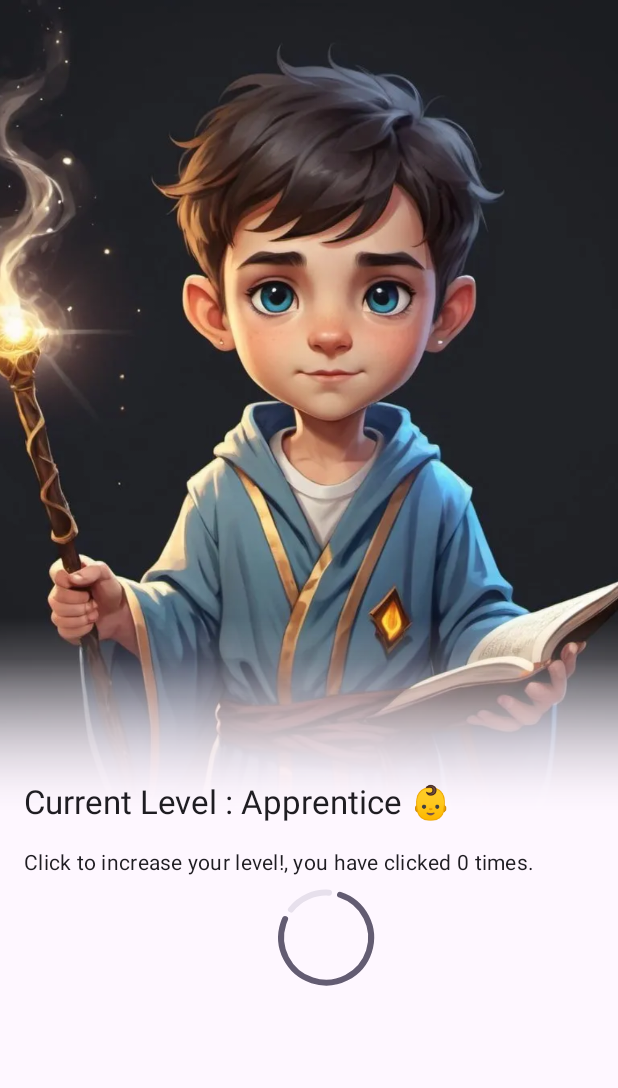
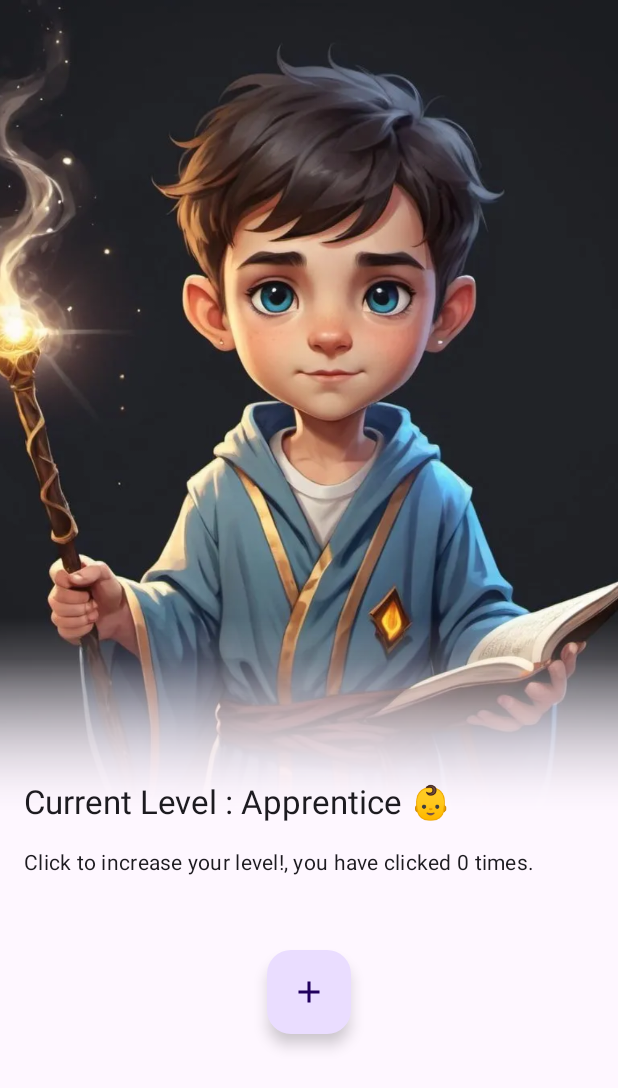
Before and after one commit to MuhammadKhoshnaw/localizedstring, an Android app built with Jetpack Compose: the @Preview function Preview, on a phone screen of 412 x 824 dp. Shown: the top 1088 px of the screen. Run offline under Robolectric (Android 15) with nearby library versions, the phone set to English and light mode, and no system bars.

Commit message:
Wraping up and adding article code

```diff
--- a/app/src/main/java/com/example/localizedstring/adapters/viewModel/LocalizedStringUtil.kt
+++ b/app/src/main/java/com/example/localizedstring/adapters/viewModel/LocalizedStringUtil.kt
@@ -30,7 +30,8 @@ fun LocalizedStringId.string(): String = string(LocalContext.current)
 
 // TODO: User your third party library to get the string if you have one
 @Suppress("UnusedReceiverParameter")
-fun LocalizedStringId.string(context: Context): String = context.getStringResourceByName(id)
+fun LocalizedStringId.string(context: Context): String =
+    context.getStringResourceByName(id, *args.toTypedArray())
 
 fun LocalizedRawString.string(): String = string
 
--- a/app/src/main/java/com/example/localizedstring/adapters/viewModel/ResourceUtils.kt
+++ b/app/src/main/java/com/example/localizedstring/adapters/viewModel/ResourceUtils.kt
@@ -41,7 +41,6 @@ fun Resources.string(@StringRes id: Int, vararg formatArgs: Any): String = runOr
     getString(id, *formatArgs)
 }
 
-
 private const val STRING_RESOURCE_TYPE = "string"
 
 @SuppressLint("DiscouragedApi")
--- a/app/src/main/java/com/example/localizedstring/entity/LocalizedStringUtils.kt
+++ b/app/src/main/java/com/example/localizedstring/entity/LocalizedStringUtils.kt
@@ -1,5 +1,3 @@
-@file:Suppress("unused")
-
 package com.example.localizedstring.entity
 
 fun localizedString(
--- a/app/src/main/java/com/example/localizedstring/framework/ui/screen/RankScreen.kt
+++ b/app/src/main/java/com/example/localizedstring/framework/ui/screen/RankScreen.kt
@@ -7,7 +7,6 @@ import androidx.compose.animation.core.AnimationConstants.DefaultDurationMillis
 import androidx.compose.animation.core.LinearEasing
 import androidx.compose.animation.core.tween
 import androidx.compose.foundation.layout.Box
-import androidx.compose.foundation.layout.BoxWithConstraints
 import androidx.compose.foundation.layout.Column
 import androidx.compose.foundation.layout.Spacer
 import androidx.compose.foundation.layout.fillMaxSize
@@ -36,13 +35,10 @@ import androidx.compose.runtime.remember
 import androidx.compose.runtime.setValue
 import androidx.compose.ui.Alignment
 import androidx.compose.ui.Modifier
-import androidx.compose.ui.draw.drawWithContent
-import androidx.compose.ui.graphics.BlendMode
-import androidx.compose.ui.graphics.Brush
 import androidx.compose.ui.graphics.Color
-import androidx.compose.ui.graphics.graphicsLayer
 import androidx.compose.ui.graphics.painter.ColorPainter
 import androidx.compose.ui.res.painterResource
+import androidx.compose.ui.res.stringResource
 import androidx.compose.ui.tooling.preview.Preview
 import androidx.compose.ui.unit.dp
 import androidx.hilt.navigation.compose.hiltViewModel
@@ -54,15 +50,10 @@ import com.example.localizedstring.adapters.viewModel.string
 import com.example.localizedstring.entity.LocalizedString
 import com.example.localizedstring.entity.localizedRowString
 import com.example.localizedstring.framework.ui.theme.LocalizedStringTheme
+import com.example.localizedstring.framework.ui.util.fadingEdge
+import com.example.localizedstring.framework.ui.util.topFade
 import kotlinx.coroutines.delay
 import kotlin.math.abs
-
-// TODO: implement universe decision logic upload some data to a fake
-//  BE and use localisedString to get the response
-
-// TODO: the response will be in string then implement that string id in the project
-
-// TODO: implement the animation and logic to reset the app after the universe decision
 
 @Composable
 fun RankScreen(
@@ -133,11 +124,16 @@ fun RankScreen(
                         .weight(1.2f),
                 )
 
-                Actions(
+                Box(
                     modifier = Modifier
                         .fillMaxWidth()
                         .weight(weight = 1f, fill = true)
-                        .padding(horizontal = 16.dp),
+                        .padding(horizontal = 16.dp)
+                        .fadingEdge(topFade)
+                ) {
+                    Actions(
+                        modifier = Modifier
+                            .fillMaxWidth(),
                         title = title,
                         body = body,
                         rankActions = rankActions,
@@ -149,9 +145,6 @@ fun RankScreen(
                     )
                 }
             }
-
-        BoxWithConstraints {
-
         }
     }
 }
@@ -192,21 +185,10 @@ private fun Actions(
     onTryAgain: () -> Unit,
     onOk: () -> Unit,
 ) {
+
     Column(
         modifier = modifier
-            .verticalScroll(rememberScrollState())
-            .graphicsLayer { alpha = 0.99F }
-            .drawWithContent {
-                drawContent()
-                drawRect(
-                    brush = Brush.verticalGradient(
-                        0f to Color.Transparent,
-                        0f to Color.Black,
-                    ),
-                    blendMode = BlendMode.DstIn
-                )
-            },
-
+            .verticalScroll(rememberScrollState()),
         horizontalAlignment = Alignment.Start,
         verticalArrangement = androidx.compose.foundation.layout.Arrangement.Top
     ) {
@@ -278,8 +260,8 @@ private fun Actions(
                         onClick = onResetExistence,
                     ) {
                         Text(
-                            text = if (buttonsEnabled) "Reset Existence"
-                            else "Reset Existence in $countDown",
+                            text = if (buttonsEnabled) stringResource(R.string.reset_existence_button)
+                            else stringResource(R.string.reset_existence_delay_button, countDown),
                         )
                     }
 
@@ -291,15 +273,20 @@ private fun Actions(
                         onClick = onForgeNewReality
                     ) {
                         Text(
-                            text = if (buttonsEnabled) "Forge a New Reality"
-                            else "Forge a New Reality in $countDown",
+                            text = if (buttonsEnabled) stringResource(R.string.forge_a_new_reality_button)
+                            else stringResource(
+                                R.string.forge_a_new_reality_delay_button,
+                                countDown
+                            ),
                         )
                     }
                 }
 
                 RankActions.Loading -> {
                     CircularProgressIndicator(
-                        modifier = Modifier.width(64.dp),
+                        modifier = Modifier
+                            .padding(top = 32.dp)
+                            .width(64.dp),
                         color = MaterialTheme.colorScheme.secondary,
                         trackColor = MaterialTheme.colorScheme.surfaceVariant,
                     )
@@ -312,7 +299,7 @@ private fun Actions(
                             .padding(vertical = 8.dp),
                         onClick = onOk
                     ) {
-                        Text(text = "Ok")
+                        Text(text = stringResource(R.string.ok))
                     }
                 }
 
@@ -323,7 +310,7 @@ private fun Actions(
                             .padding(vertical = 8.dp),
                         onClick = onTryAgain
                     ) {
-                        Text(text = "Try Again")
+                        Text(text = stringResource(R.string.try_again))
                     }
                 }
 
@@ -342,7 +329,7 @@ private fun Preview() {
             title = localizedRowString("Current Level : Apprentice \uD83D\uDC76"),
             body = localizedRowString("Click to increase your level!, you have clicked 0 times."),
             avatar = R.drawable.rank_0,
-            rankActions = RankActions.Loading,
+            rankActions = RankActions.CountClicks,
             onCountClicked = { },
             onResetExistence = { },
             onForgeNewReality = { },
--- /dev/null
+++ b/app/src/main/java/com/example/localizedstring/framework/ui/util/FadingEdge.kt
@@ -0,0 +1,21 @@
+package com.example.localizedstring.framework.ui.util
+
+import androidx.compose.ui.Modifier
+import androidx.compose.ui.draw.drawWithContent
+import androidx.compose.ui.graphics.BlendMode
+import androidx.compose.ui.graphics.Brush
+import androidx.compose.ui.graphics.Color
+import androidx.compose.ui.graphics.CompositingStrategy
+import androidx.compose.ui.graphics.graphicsLayer
+
+fun Modifier.fadingEdge(brush: Brush) = this
+    .graphicsLayer(compositingStrategy = CompositingStrategy.Offscreen)
+    .drawWithContent {
+        drawContent()
+        drawRect(brush = brush, blendMode = BlendMode.DstIn)
+    }
+
+val topFade = Brush.verticalGradient(
+    0f to Color.Transparent,
+    0.17f to Color.Red,
+)
--- a/app/src/main/res/values/strings.xml
+++ b/app/src/main/res/values/strings.xml
@@ -7,9 +7,11 @@
 
     <string name="forge_a_new_universe_message_result_success">You have conjured forth a new realm in a mere %s milliseconds, yet alas, the effort has drained all your mystical energies. Now, you must embark on your journey anew, starting from the very beginning.</string>
     <string name="forge_a_new_universe_message_result_failed">Your attempt to forge a new universe has faltered</string>
+    <string name="forge_a_new_universe_in_progress">Forging a new universe please wait this might take some time…</string>
 
     <string name="reset_existence_message_result_success">In a daring feat, you obliterated your universe in %s, yet the creation of a new one drained you entirely. Now, bereft of your arcane might, you must begin anew, a humble seeker in the vast expanse of possibilities.</string>
     <string name="reset_existence_message_result_failed">Despite your efforts, the cosmos resists your command.</string>
+    <string name="reset_existence_in_progress">Resetting existence please wait this might take some time…</string>
 
     <string name="rank_0">Apprentice 👶</string>
     <string name="rank_1">Adventurer ⚔️</string>
@@ -22,4 +24,11 @@
     <string name="rank_8">Demigod 🌟</string>
     <string name="rank_9">Ascendant Being 🌌</string>
 
+    <string name="reset_existence_button">Reset Existence</string>
+    <string name="reset_existence_delay_button">Reset Existence in %1$s</string>
+    <string name="forge_a_new_reality_button">Forge a New Reality</string>
+    <string name="forge_a_new_reality_delay_button">Forge a New Reality in %1$s</string>
+    <string name="ok">OK</string>
+    <string name="try_again">Try Again</string>
+
 </resources>
```
Also changed, not shown: app/src/main/java/com/example/localizedstring/adapters/viewModel/RankViewModel.kt (+18 -7 lines), app/src/main/java/com/example/localizedstring/framework/ui/screen/HowToUse.kt (added, +62 -0 lines). Lines whose indentation alone changed are shown as unchanged.
